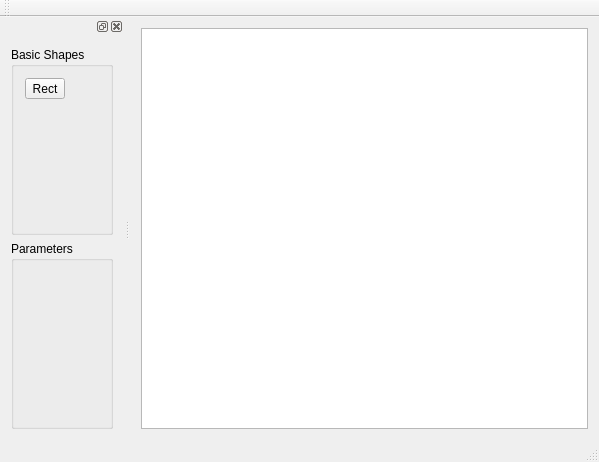
Old version of the form mainwindow.ui in the repository weiyap/sensorNetworkROIBuilder.
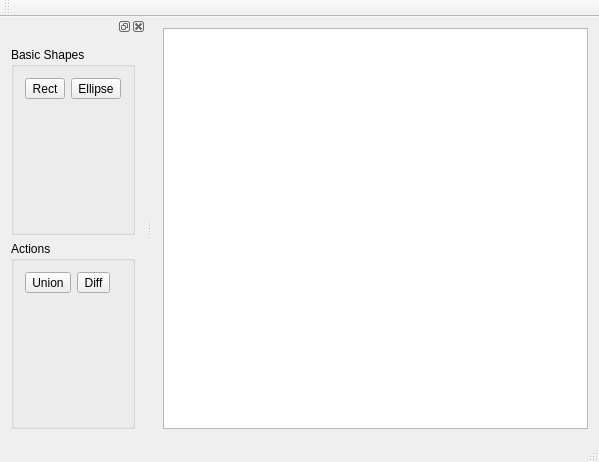
New version of the form.

Commit message: implemented object union and difference with movable and scalable object

```diff
--- a/mainwindow.ui
+++ b/mainwindow.ui
@@ -58,14 +58,37 @@
           </property>
          </widget>
         </item>
+        <item row="0" column="1">
+         <widget class="QToolButton" name="insertEllipseButton">
+          <property name="text">
+           <string>Ellipse</string>
+          </property>
+         </widget>
+        </item>
        </layout>
       </widget>
      </item>
      <item>
       <widget class="QGroupBox" name="groupBox_2">
        <property name="title">
-        <string>Parameters</string>
+        <string>Actions</string>
        </property>
+       <layout class="QFormLayout" name="formLayout_2">
+        <item row="0" column="0">
+         <widget class="QToolButton" name="unionButton">
+          <property name="text">
+           <string>Union</string>
+          </property>
+         </widget>
+        </item>
+        <item row="0" column="1">
+         <widget class="QToolButton" name="differenceButton">
+          <property name="text">
+           <string>Diff</string>
+          </property>
+         </widget>
+        </item>
+       </layout>
       </widget>
      </item>
     </layout>
```
Left out of the diff: 2 changed lines with no effect on the pictures. The commit also changes 17 other files.
